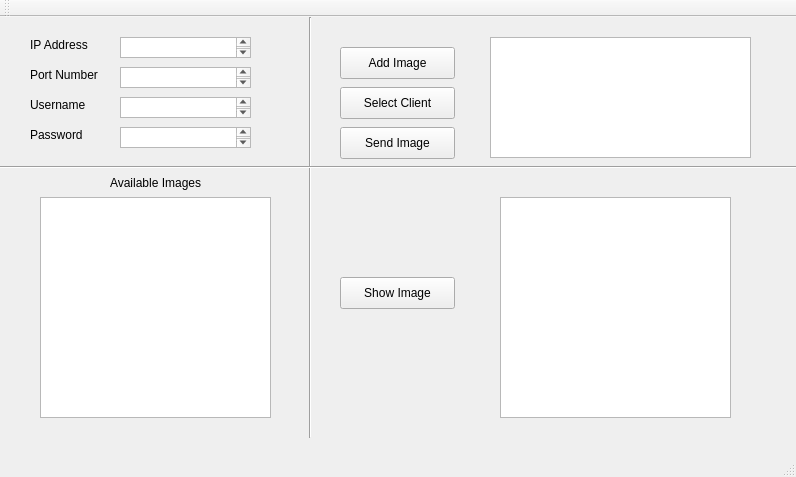
rawanabbas/Mercury, file mainwindow.ui: the form before one commit.
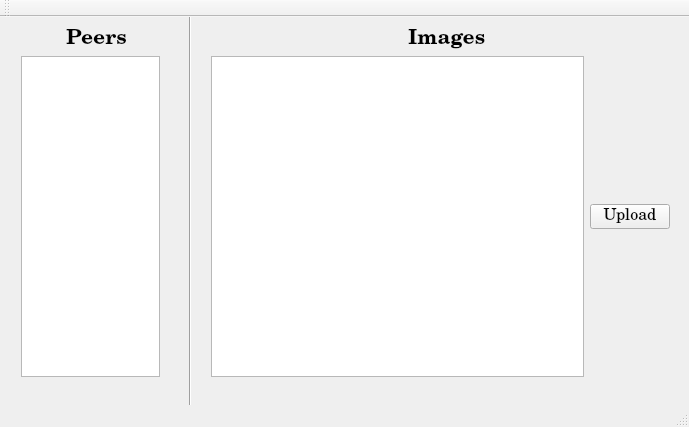
The form after the commit. Icons and pictures are not drawn.

What changed in the file:
```diff
--- a/mainwindow.ui
+++ b/mainwindow.ui
@@ -6,183 +6,19 @@
    <rect>
     <x>0</x>
     <y>0</y>
-    <width>796</width>
-    <height>477</height>
+    <width>689</width>
+    <height>427</height>
    </rect>
   </property>
   <property name="windowTitle">
    <string>MainWindow</string>
   </property>
   <widget class="QWidget" name="centralWidget">
-   <widget class="QTextEdit" name="textEdit">
-    <property name="geometry">
-     <rect>
-      <x>120</x>
-      <y>20</y>
-      <width>131</width>
-      <height>21</height>
-     </rect>
-    </property>
-   </widget>
-   <widget class="QLabel" name="label">
-    <property name="geometry">
-     <rect>
-      <x>30</x>
-      <y>20</y>
-      <width>59</width>
-      <height>16</height>
-     </rect>
-    </property>
-    <property name="text">
-     <string>IP Address</string>
-    </property>
-   </widget>
-   <widget class="QLabel" name="label_2">
-    <property name="geometry">
-     <rect>
-      <x>30</x>
-      <y>50</y>
-      <width>81</width>
-      <height>16</height>
-     </rect>
-    </property>
-    <property name="text">
-     <string>Port Number</string>
-    </property>
-   </widget>
-   <widget class="QTextEdit" name="textEdit_2">
-    <property name="geometry">
-     <rect>
-      <x>120</x>
-      <y>50</y>
-      <width>131</width>
-      <height>21</height>
-     </rect>
-    </property>
-   </widget>
-   <widget class="QLabel" name="label_3">
-    <property name="geometry">
-     <rect>
-      <x>30</x>
-      <y>80</y>
-      <width>71</width>
-      <height>16</height>
-     </rect>
-    </property>
-    <property name="text">
-     <string>Username</string>
-    </property>
-   </widget>
-   <widget class="QTextEdit" name="textEdit_3">
-    <property name="geometry">
-     <rect>
-      <x>120</x>
-      <y>80</y>
-      <width>131</width>
-      <height>21</height>
-     </rect>
-    </property>
-   </widget>
-   <widget class="QLabel" name="label_4">
-    <property name="geometry">
-     <rect>
-      <x>30</x>
-      <y>110</y>
-      <width>71</width>
-      <height>16</height>
-     </rect>
-    </property>
-    <property name="text">
-     <string>Password</string>
-    </property>
-   </widget>
-   <widget class="QTextEdit" name="textEdit_4">
-    <property name="geometry">
-     <rect>
-      <x>120</x>
-      <y>110</y>
-      <width>131</width>
-      <height>21</height>
-     </rect>
-    </property>
-   </widget>
-   <widget class="QGraphicsView" name="graphicsView">
-    <property name="geometry">
-     <rect>
-      <x>40</x>
-      <y>180</y>
-      <width>231</width>
-      <height>221</height>
-     </rect>
-    </property>
-   </widget>
-   <widget class="QLabel" name="label_5">
-    <property name="geometry">
-     <rect>
-      <x>110</x>
-      <y>140</y>
-      <width>121</width>
-      <height>51</height>
-     </rect>
-    </property>
-    <property name="text">
-     <string>Available Images </string>
-    </property>
-   </widget>
-   <widget class="QPushButton" name="pushButton">
-    <property name="geometry">
-     <rect>
-      <x>340</x>
-      <y>30</y>
-      <width>115</width>
-      <height>32</height>
-     </rect>
-    </property>
-    <property name="text">
-     <string>Add Image</string>
-    </property>
-   </widget>
-   <widget class="QPushButton" name="pushButton_2">
-    <property name="geometry">
-     <rect>
-      <x>340</x>
-      <y>70</y>
-      <width>115</width>
-      <height>32</height>
-     </rect>
-    </property>
-    <property name="text">
-     <string>Select Client</string>
-    </property>
-   </widget>
-   <widget class="QPushButton" name="pushButton_3">
-    <property name="geometry">
-     <rect>
-      <x>340</x>
-      <y>110</y>
-      <width>115</width>
-      <height>32</height>
-     </rect>
-    </property>
-    <property name="text">
-     <string>Send Image</string>
-    </property>
-   </widget>
-   <widget class="QListWidget" name="listWidget">
-    <property name="geometry">
-     <rect>
-      <x>490</x>
-      <y>20</y>
-      <width>261</width>
-      <height>121</height>
-     </rect>
-    </property>
-   </widget>
    <widget class="Line" name="line">
     <property name="geometry">
      <rect>
-      <x>300</x>
-      <y>0</y>
+      <x>180</x>
+      <y>-10</y>
       <width>20</width>
       <height>421</height>
      </rect>
@@ -191,41 +27,173 @@
      <enum>Qt::Vertical</enum>
     </property>
    </widget>
-   <widget class="Line" name="line_2">
+   <widget class="QWidget" name="verticalLayoutWidget">
     <property name="geometry">
      <rect>
-      <x>0</x>
-      <y>140</y>
-      <width>801</width>
-      <height>20</height>
+      <x>10</x>
+      <y>0</y>
+      <width>161</width>
+      <height>371</height>
      </rect>
     </property>
-    <property name="orientation">
-     <enum>Qt::Horizontal</enum>
-    </property>
+    <layout class="QVBoxLayout" name="verticalLayout">
+     <item>
+      <layout class="QHBoxLayout" name="horizontalLayout_2">
+       <item>
+        <spacer name="horizontalSpacer">
+         <property name="orientation">
+          <enum>Qt::Horizontal</enum>
+         </property>
+         <property name="sizeHint" stdset="0">
+          <size>
+           <width>40</width>
+           <height>20</height>
+          </size>
+         </property>
+        </spacer>
+       </item>
+       <item>
+        <widget class="QLabel" name="label">
+         <property name="text">
+          <string/>
+         </property>
+         <property name="pixmap">
+          <pixmap resource="images.qrc">:/icons/build/cloud-users.png</pixmap>
+         </property>
+        </widget>
+       </item>
+       <item>
+        <widget class="QLabel" name="label_2">
+         <property name="font">
+          <font>
+           <family>Century Schoolbook L</family>
+           <pointsize>16</pointsize>
+           <weight>75</weight>
+           <bold>true</bold>
+          </font>
+         </property>
+         <property name="text">
+          <string>Peers</string>
+         </property>
+        </widget>
+       </item>
+       <item>
+        <spacer name="horizontalSpacer_2">
+         <property name="orientation">
+          <enum>Qt::Horizontal</enum>
+         </property>
+         <property name="sizeHint" stdset="0">
+          <size>
+           <width>40</width>
+           <height>20</height>
+          </size>
+         </property>
+        </spacer>
+       </item>
+      </layout>
+     </item>
+     <item>
+      <widget class="QTableWidget" name="peersTable"/>
+     </item>
+    </layout>
    </widget>
-   <widget class="QPushButton" name="pushButton_4">
+   <widget class="QWidget" name="verticalLayoutWidget_2">
     <property name="geometry">
      <rect>
-      <x>340</x>
-      <y>260</y>
-      <width>115</width>
-      <height>32</height>
+      <x>200</x>
+      <y>0</y>
+      <width>481</width>
+      <height>371</height>
      </rect>
     </property>
-    <property name="text">
-     <string>Show Image</string>
-    </property>
-   </widget>
-   <widget class="QGraphicsView" name="graphicsView_2">
-    <property name="geometry">
-     <rect>
-      <x>500</x>
-      <y>180</y>
-      <width>231</width>
-      <height>221</height>
-     </rect>
-    </property>
+    <layout class="QVBoxLayout" name="verticalLayout_3">
+     <item>
+      <layout class="QHBoxLayout" name="horizontalLayout">
+       <item>
+        <spacer name="horizontalSpacer_3">
+         <property name="orientation">
+          <enum>Qt::Horizontal</enum>
+         </property>
+         <property name="sizeHint" stdset="0">
+          <size>
+           <width>40</width>
+           <height>20</height>
+          </size>
+         </property>
+        </spacer>
+       </item>
+       <item>
+        <widget class="QLabel" name="label_3">
+         <property name="text">
+          <string/>
+         </property>
+         <property name="pixmap">
+          <pixmap resource="images.qrc">:/icons/build/image-small.png</pixmap>
+         </property>
+        </widget>
+       </item>
+       <item>
+        <widget class="QLabel" name="label_4">
+         <property name="font">
+          <font>
+           <family>Century Schoolbook L</family>
+           <pointsize>16</pointsize>
+           <weight>75</weight>
+           <bold>true</bold>
+          </font>
+         </property>
+         <property name="text">
+          <string>Images</string>
+         </property>
+        </widget>
+       </item>
+       <item>
+        <spacer name="horizontalSpacer_4">
+         <property name="orientation">
+          <enum>Qt::Horizontal</enum>
+         </property>
+         <property name="sizeHint" stdset="0">
+          <size>
+           <width>40</width>
+           <height>20</height>
+          </size>
+         </property>
+        </spacer>
+       </item>
+      </layout>
+     </item>
+     <item>
+      <layout class="QHBoxLayout" name="horizontalLayout_7">
+       <item>
+        <widget class="QTableWidget" name="tableWidget"/>
+       </item>
+       <item>
+        <layout class="QVBoxLayout" name="verticalLayout_2">
+         <item>
+          <widget class="QPushButton" name="uploadBtn">
+           <property name="font">
+            <font>
+             <family>Century Schoolbook L</family>
+             <pointsize>12</pointsize>
+            </font>
+           </property>
+           <property name="toolTip">
+            <string extracomment="Upload new Image"/>
+           </property>
+           <property name="text">
+            <string>Upload</string>
+           </property>
+           <property name="icon">
+            <iconset resource="images.qrc">
+             <normaloff>:/icons/build/upload.png</normaloff>:/icons/build/upload.png</iconset>
+           </property>
+          </widget>
+         </item>
+        </layout>
+       </item>
+      </layout>
+     </item>
+    </layout>
    </widget>
   </widget>
   <widget class="QMenuBar" name="menuBar">
```
Left out of the diff: 8 changed lines with no effect on the pictures.
